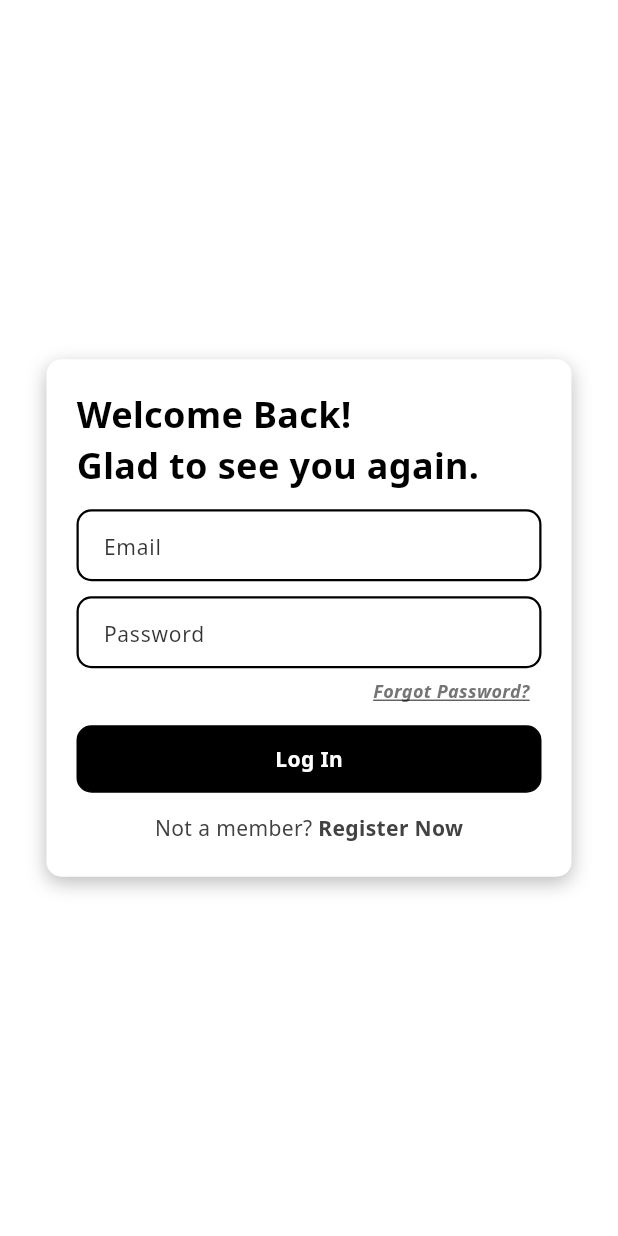
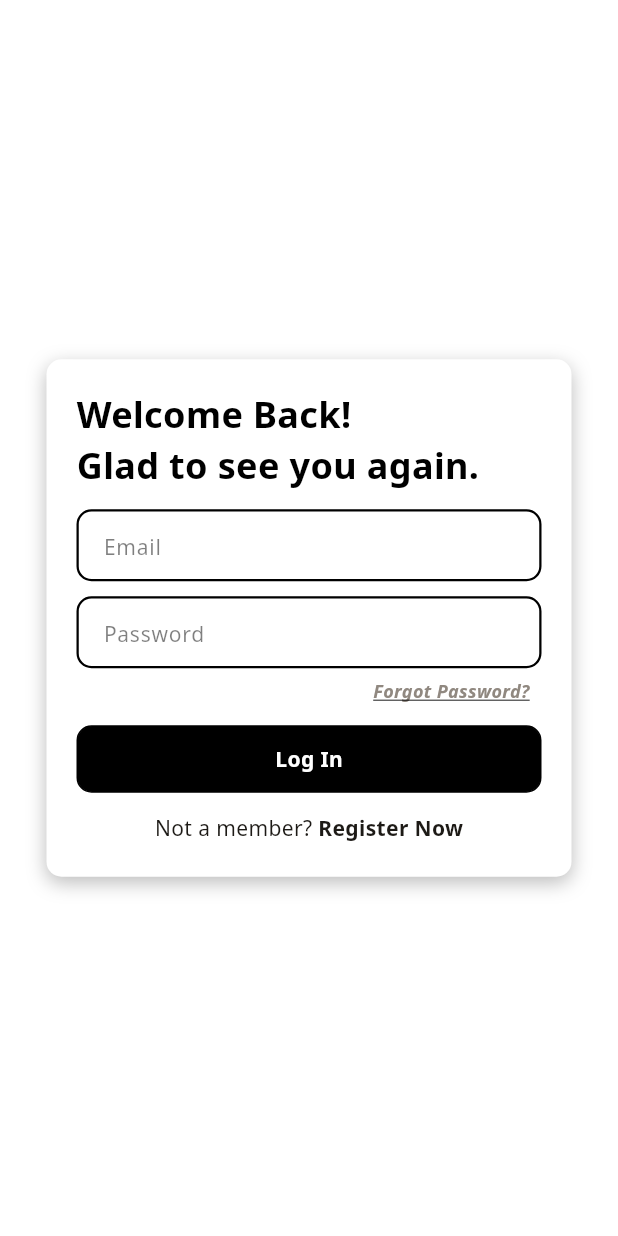
Before and after one commit to univrse-io/progrid, a Flutter app: the screen it shows after launch, on a phone screen of 412 x 824 dp. Run offline on Flutter 3.47's test engine with Material 3 defaults, Android fonts, the phone set to English and light mode, and no system bars; our stand-ins replace cloud_firestore, firebase_auth, firebase_core, google_fonts; accounts and stored records are empty.

Commit message:
create new 'appcolors' class base

```diff
--- a/lib/components/my_textfield.dart
+++ b/lib/components/my_textfield.dart
@@ -33,12 +33,12 @@ class MyTextField extends StatelessWidget {
             width: 1.5,
             color: Theme.of(context).colorScheme.onSurface,
           ),
-          borderRadius: BorderRadius.circular(20),
+          borderRadius: BorderRadius.circular(10),
         ),
         filled: false,
         hintText: hintText,
         hintStyle: TextStyle(
-          color: Theme.of(context).colorScheme.onSurface.withOpacity(0.8),
+          color: Theme.of(context).colorScheme.onSurface.withOpacity(0.5),
           fontSize: Theme.of(context).textTheme.bodyMedium?.fontSize,
         ),
         contentPadding: const EdgeInsets.symmetric(vertical: 2, horizontal: 14),
--- a/lib/services/themes.dart
+++ b/lib/services/themes.dart
@@ -1,5 +1,15 @@
 import 'package:flutter/material.dart';
 import 'package:google_fonts/google_fonts.dart';
+
+class AppColors {
+  static const Color surface = Color(0xFFF4F4F4);
+  static const Color onSurface = Color(0xFF1D1A16);
+
+  static const Color secondary = Color(0xFF908880);
+  static const Color red = Color(0xFFAE4040);
+  static const Color green = Color(0xFF7DAC6D);
+  static const Color blue = Color(0xFF627B92);
+}
 
 class GlobalThemeData {
   // base light theme
@@ -7,10 +17,10 @@ class GlobalThemeData {
     brightness: Brightness.light,
     primaryColor: Colors.grey[800],
     colorScheme: ColorScheme.light(
-      primary: Colors.grey[800]!,
-      secondary: Colors.grey[600]!,
+      primary: AppColors.onSurface,
+      secondary: AppColors.secondary,
       onSecondary: Colors.white,
-      error: Colors.red,
+      error: AppColors.red,
     ),
     fontFamily: GoogleFonts.notoSans().fontFamily,
     visualDensity: VisualDensity.adaptivePlatformDensity,
```
Also changed, not shown: lib/pages/main/towers_page.dart (+23 -9 lines).
